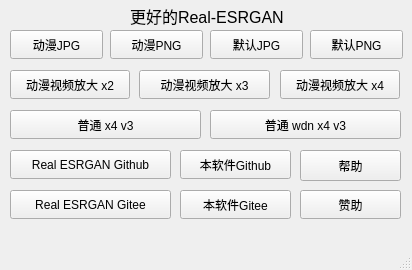
Grey-Wind/Better-Real-ESRGAN, file Better_Real-ESRGAN/better_real_esrgan.ui: the form before one commit.
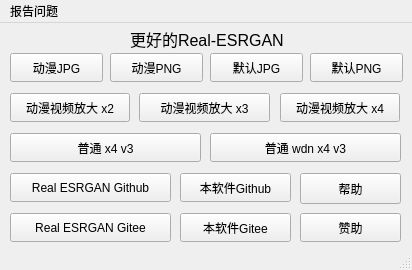
The form after the commit. Icons and pictures are not drawn.

```diff
--- a/Better_Real-ESRGAN/better_real_esrgan.ui
+++ b/Better_Real-ESRGAN/better_real_esrgan.ui
@@ -253,6 +253,14 @@
      <height>26</height>
     </rect>
    </property>
+   <widget class="QMenu" name="menu">
+    <property name="title">
+     <string>报告问题</string>
+    </property>
+    <addaction name="actionGithub_Issue"/>
+    <addaction name="actionGitee_Issue"/>
+   </widget>
+   <addaction name="menu"/>
   </widget>
   <widget class="QStatusBar" name="statusbar"/>
  </widget>
```
Left out of the diff: 10 changed lines with no effect on the pictures.
